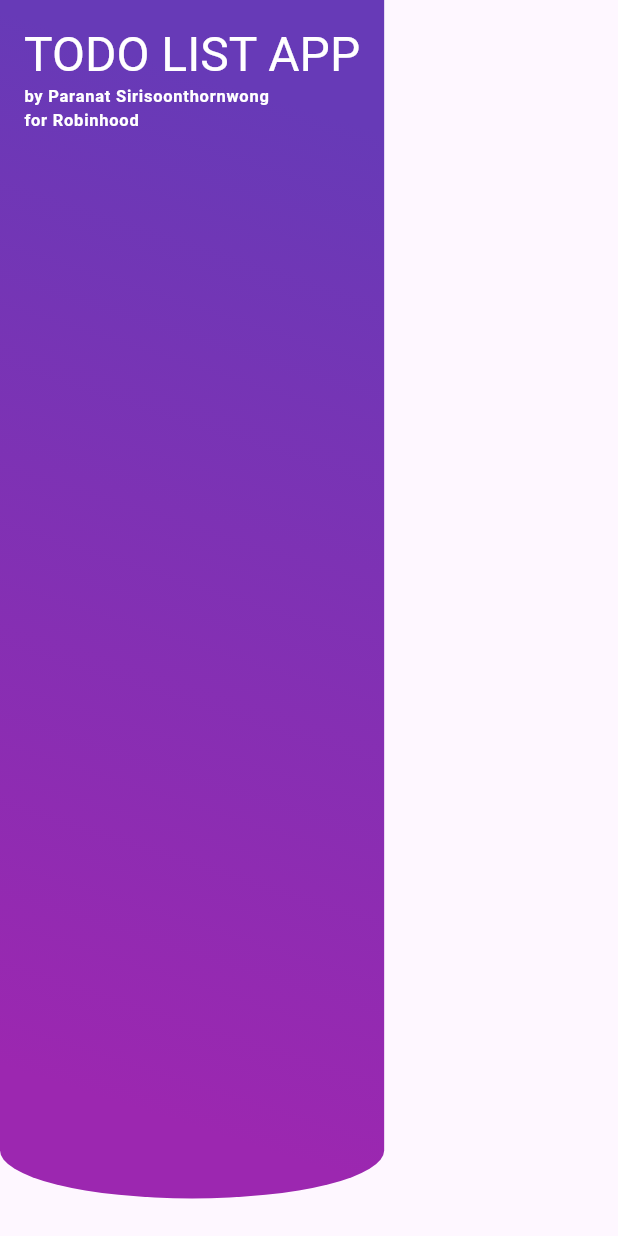
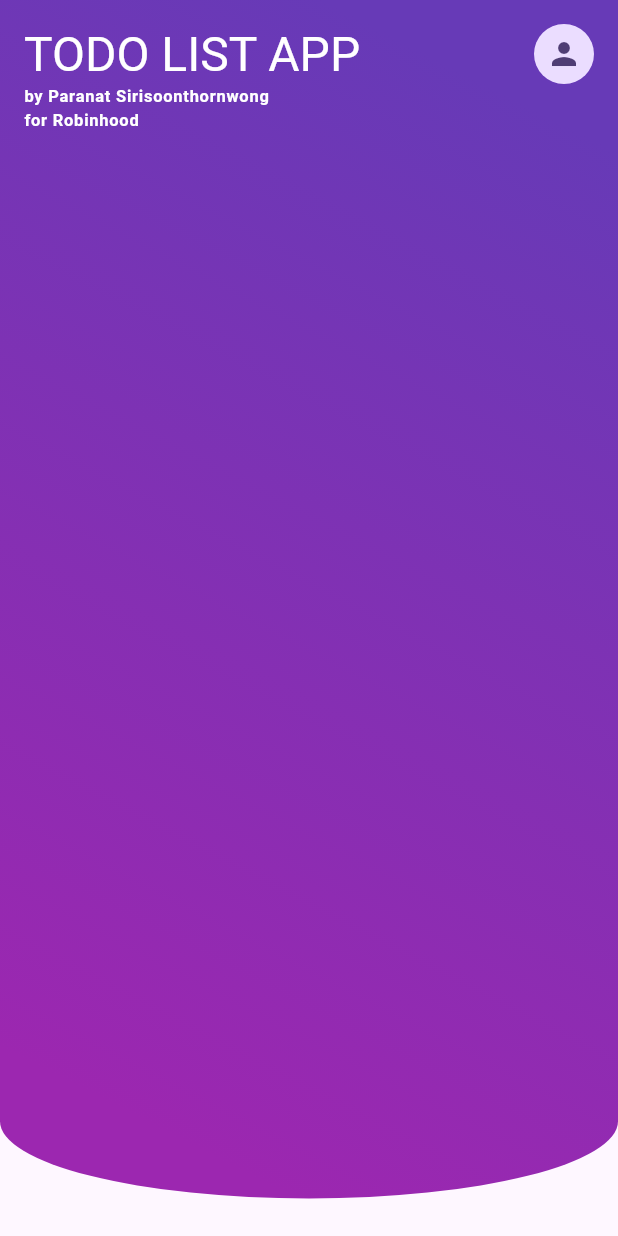
Before and after one commit to paranat9221/todo_ps_robinhood, a Flutter app: the _HeaderBg widget shown alone on an empty page, opened directly, on a phone screen of 412 x 824 dp. Run offline on Flutter 3.47's test engine with Material 2 defaults, Android fonts, the phone set to English and light mode, and no system bars; our stand-ins replace freezed_annotation, shared_preferences; missing offline and left inert: passcode_screen; accounts and stored records are empty; network calls fail.

Commit message:
[Mod] fix ui bug

```diff
--- a/lib/views/Main/widget/main_appbar.dart
+++ b/lib/views/Main/widget/main_appbar.dart
@@ -10,15 +10,6 @@ class MainAppbar extends StatelessWidget {
   @override
   Widget build(BuildContext context) {
     return SliverAppBar(
-      actions: [
-        Padding(
-          padding: EdgeInsets.only(
-            right: AppPadding.main,
-            top: AppPadding.main,
-          ),
-          child: const CircleAvatar(child: Icon(Icons.person)),
-        )
-      ],
       backgroundColor: Colors.white,
       surfaceTintColor: Colors.white,
       floating: false,
@@ -46,7 +37,20 @@ class _HeaderBg extends StatelessWidget {
       child: SafeArea(
         child: Padding(
           padding: EdgeInsets.all(AppPadding.main),
-          child: Column(
+          child: Row(
+            mainAxisAlignment: MainAxisAlignment.spaceBetween,
+            crossAxisAlignment: CrossAxisAlignment.start,
+            children: [_text(context), _profile()],
+          ),
+        ),
+      ),
+    );
+  }
+
+  Widget _profile() => const CircleAvatar(child: Icon(Icons.person));
+
+  Widget _text(BuildContext context) {
+    return Column(
       crossAxisAlignment: CrossAxisAlignment.start,
       children: [
         Text(
@@ -71,9 +75,6 @@ class _HeaderBg extends StatelessWidget {
               ?.copyWith(color: Colors.white),
         ),
       ],
-          ),
-        ),
-      ),
     );
   }
 }
```
Lines whose indentation alone changed are shown as unchanged.
